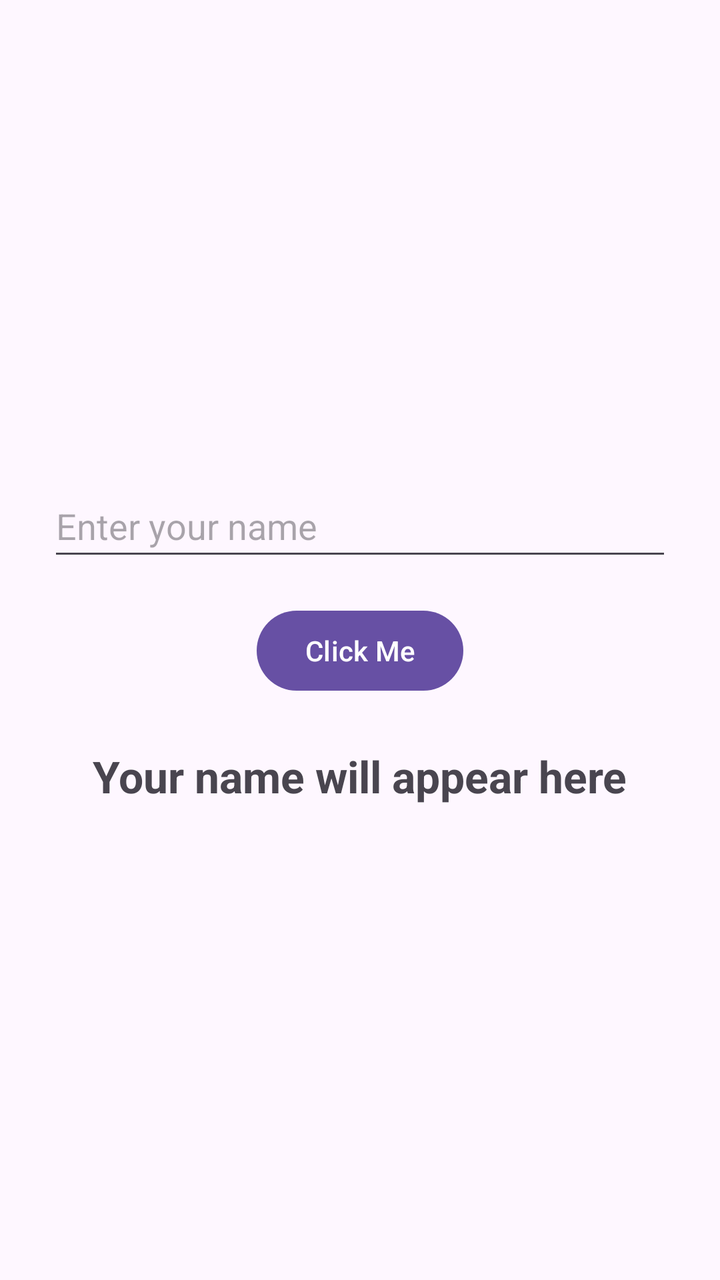
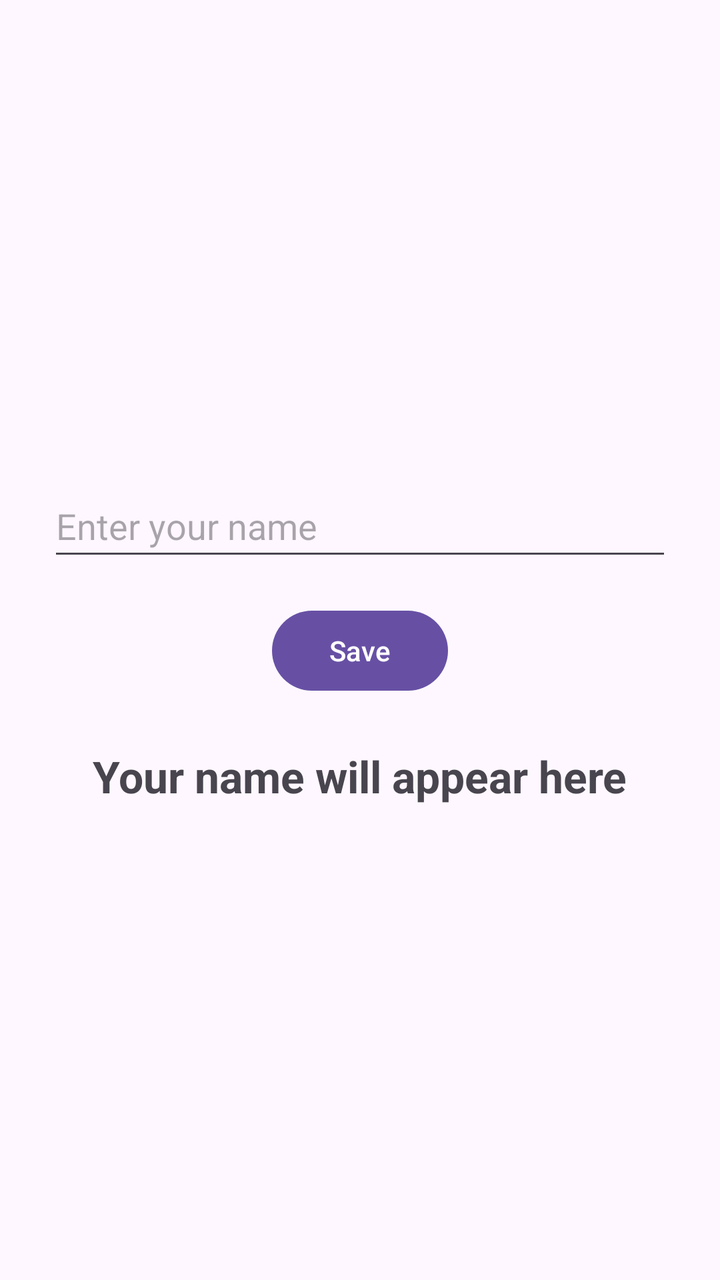

Compare the two renders of this Android layout. The source of the first and the diff that turns it into the second are given below.
<!-- AndroidManifest.xml: application theme Theme.MyFirstApplication -->
<!-- res/layout/activity_main.xml -->
<?xml version="1.0" encoding="utf-8"?>
<LinearLayout xmlns:android="http://schemas.android.com/apk/res/android"
    xmlns:tools="http://schemas.android.com/tools"
    android:id="@+id/main"
    android:layout_width="match_parent"
    android:layout_height="match_parent"
    android:gravity="center"
    android:orientation="vertical"
    android:padding="24dp"
    tools:context=".MainActivity">

    <EditText
        android:id="@+id/editTextText"
        android:layout_width="match_parent"
        android:layout_height="wrap_content"
        android:hint="Enter your name"
        android:inputType="textPersonName"
        android:minHeight="48dp" />

    <Button
        android:id="@+id/btnId"
        android:layout_width="wrap_content"
        android:layout_height="wrap_content"
        android:layout_marginTop="16dp"
        android:text="Click Me" />

    <TextView
        android:id="@+id/nameId"
        android:layout_width="wrap_content"
        android:layout_height="wrap_content"
        android:layout_marginTop="24dp"
        android:text="Your name will appear here"
        android:textSize="22sp"
        android:textStyle="bold" />

</LinearLayout>
<!-- resources referenced by this layout -->
<resources>
  <style name="Theme.MyFirstApplication" parent="Base.Theme.MyFirstApplication" />
  <style name="Base.Theme.MyFirstApplication" parent="Theme.Material3.DayNight.NoActionBar">
          
          
      </style>
</resources>

<!-- the commit's change to res/layout/activity_main.xml (unified diff, before → after) -->
@@ -10,7 +10,7 @@
     tools:context=".MainActivity">
 
     <EditText
-        android:id="@+id/editTextText"
+        android:id="@+id/uvin123"
         android:layout_width="match_parent"
         android:layout_height="wrap_content"
         android:hint="Enter your name"
@@ -18,11 +18,11 @@
         android:minHeight="48dp" />
 
     <Button
-        android:id="@+id/btnId"
+        android:id="@+id/btid123"
         android:layout_width="wrap_content"
         android:layout_height="wrap_content"
         android:layout_marginTop="16dp"
-        android:text="Click Me" />
+        android:text="Save" />
 
     <TextView
         android:id="@+id/nameId"
